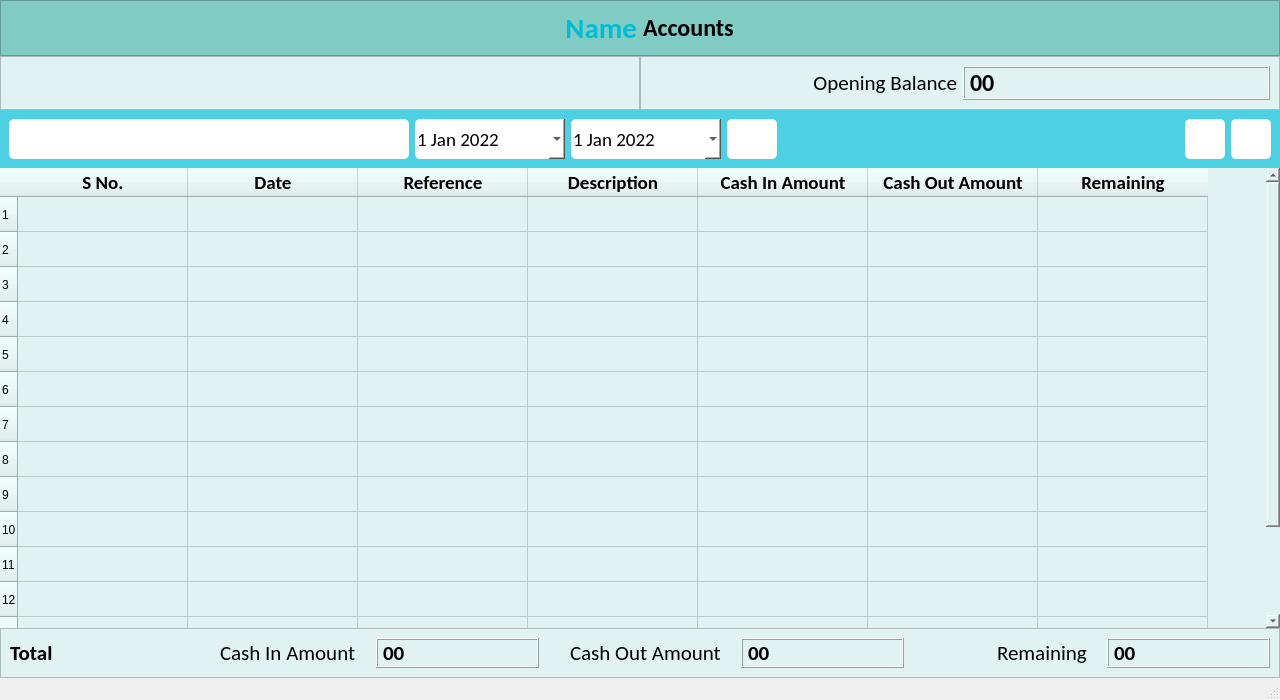
This is ui/account_details.ui in CodeWithEhtisham/Digital-Khata as Qt 5 draws it before an edit. The edited form follows.
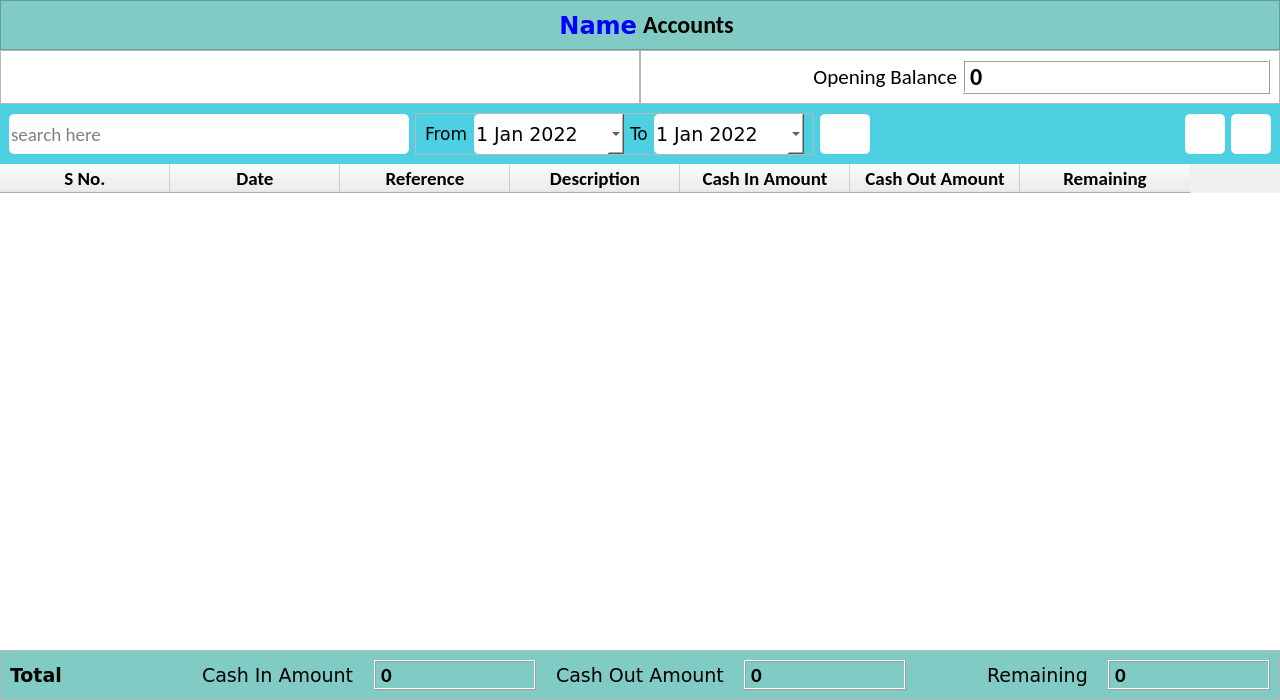
This is the edited form. Icons and pictures are not drawn.

The edit to the form file:
```diff
--- a/ui/account_details.ui
+++ b/ui/account_details.ui
@@ -4,8 +4,8 @@
  <widget class="QMainWindow" name="AccountDetailsWindow">
   <property name="geometry">
    <rect>
-    <x>50</x>
-    <y>50</y>
+    <x>0</x>
+    <y>0</y>
     <width>1280</width>
     <height>700</height>
    </rect>
@@ -28,16 +28,16 @@
   </property>
   <widget class="QWidget" name="centralwidget">
    <property name="styleSheet">
-    <string notr="true">* {
-	background-color: #e0f2f1;
+    <string notr="true">#widget {
+	background-color: #fff;
 }
-#header_frame {
+#header_frame, #bottom_widget {
 	background-color: #80cbc4;
 }
 
 #lbl_account_name {
 	background-color: #80cbc4;
-	color: #00bcd4;
+	color: blue;
 }
 
 #lbl_accounts {
@@ -93,8 +93,8 @@
         <widget class="QLabel" name="lbl_account_name">
          <property name="font">
           <font>
-           <family>Calibri</family>
-           <pointsize>22</pointsize>
+           <family>Verdana</family>
+           <pointsize>18</pointsize>
            <weight>75</weight>
            <bold>true</bold>
           </font>
@@ -201,7 +201,7 @@
              <enum>QFrame::Raised</enum>
             </property>
             <property name="text">
-             <string>00</string>
+             <string>0</string>
             </property>
            </widget>
           </item>
@@ -234,6 +234,37 @@
            <pointsize>14</pointsize>
           </font>
          </property>
+         <property name="placeholderText">
+          <string>search here</string>
+         </property>
+        </widget>
+       </item>
+       <item>
+        <widget class="QFrame" name="frame_3">
+         <property name="frameShape">
+          <enum>QFrame::StyledPanel</enum>
+         </property>
+         <property name="frameShadow">
+          <enum>QFrame::Raised</enum>
+         </property>
+         <layout class="QHBoxLayout" name="horizontalLayout_5">
+          <property name="topMargin">
+           <number>0</number>
+          </property>
+          <property name="bottomMargin">
+           <number>0</number>
+          </property>
+          <item>
+           <widget class="QLabel" name="lbl_from">
+            <property name="font">
+             <font>
+              <family>Verdana</family>
+              <pointsize>13</pointsize>
+             </font>
+            </property>
+            <property name="text">
+             <string>From</string>
+            </property>
         </widget>
        </item>
        <item>
@@ -252,7 +283,7 @@
          </property>
          <property name="font">
           <font>
-           <family>Calibri</family>
+              <family>Verdana</family>
            <pointsize>14</pointsize>
            <weight>50</weight>
            <bold>false</bold>
@@ -276,6 +307,19 @@
          </property>
         </widget>
        </item>
+          <item>
+           <widget class="QLabel" name="lbl_to">
+            <property name="font">
+             <font>
+              <family>Verdana</family>
+              <pointsize>13</pointsize>
+             </font>
+            </property>
+            <property name="text">
+             <string>To</string>
+            </property>
+           </widget>
+          </item>
        <item>
         <widget class="QDateEdit" name="to_date">
          <property name="minimumSize">
@@ -292,7 +336,7 @@
          </property>
          <property name="font">
           <font>
-           <family>Calibri</family>
+              <family>Verdana</family>
            <pointsize>14</pointsize>
            <weight>50</weight>
            <bold>false</bold>
@@ -314,6 +358,9 @@
          <property name="calendarPopup">
           <bool>true</bool>
          </property>
+           </widget>
+          </item>
+         </layout>
         </widget>
        </item>
        <item>
@@ -463,7 +510,7 @@
        <bool>true</bool>
       </property>
       <property name="rowCount">
-       <number>15</number>
+       <number>0</number>
       </property>
       <attribute name="horizontalHeaderVisible">
        <bool>true</bool>
@@ -504,21 +551,6 @@
       <attribute name="verticalHeaderStretchLastSection">
        <bool>false</bool>
       </attribute>
-      <row/>
-      <row/>
-      <row/>
-      <row/>
-      <row/>
-      <row/>
-      <row/>
-      <row/>
-      <row/>
-      <row/>
-      <row/>
-      <row/>
-      <row/>
-      <row/>
-      <row/>
       <column>
        <property name="text">
         <string>S No.</string>
@@ -655,8 +687,8 @@
            <widget class="QLabel" name="label">
             <property name="font">
              <font>
-              <family>Calibri</family>
-              <pointsize>16</pointsize>
+              <family>Verdana</family>
+              <pointsize>14</pointsize>
               <weight>75</weight>
               <bold>true</bold>
              </font>
@@ -670,8 +702,8 @@
            <widget class="QLabel" name="label_6">
             <property name="font">
              <font>
-              <family>Calibri</family>
-              <pointsize>16</pointsize>
+              <family>Verdana</family>
+              <pointsize>14</pointsize>
              </font>
             </property>
             <property name="text">
@@ -696,7 +728,7 @@
              <enum>QFrame::Raised</enum>
             </property>
             <property name="text">
-             <string>00</string>
+             <string>0</string>
             </property>
            </widget>
           </item>
@@ -704,8 +736,8 @@
            <widget class="QLabel" name="label_5">
             <property name="font">
              <font>
-              <family>Calibri</family>
-              <pointsize>16</pointsize>
+              <family>Verdana</family>
+              <pointsize>14</pointsize>
              </font>
             </property>
             <property name="text">
@@ -730,7 +762,7 @@
              <enum>QFrame::Raised</enum>
             </property>
             <property name="text">
-             <string>00</string>
+             <string>0</string>
             </property>
            </widget>
           </item>
@@ -738,8 +770,8 @@
            <widget class="QLabel" name="label_2">
             <property name="font">
              <font>
-              <family>Calibri</family>
-              <pointsize>16</pointsize>
+              <family>Verdana</family>
+              <pointsize>14</pointsize>
              </font>
             </property>
             <property name="text">
@@ -764,7 +796,7 @@
              <enum>QFrame::Raised</enum>
             </property>
             <property name="text">
-             <string>00</string>
+             <string>0</string>
             </property>
            </widget>
           </item>
@@ -776,7 +808,6 @@
     </item>
    </layout>
   </widget>
-  <widget class="QStatusBar" name="statusbar"/>
  </widget>
  <resources>
   <include location="../resources.qrc"/>
```
Lines whose indentation alone changed are shown as unchanged.
